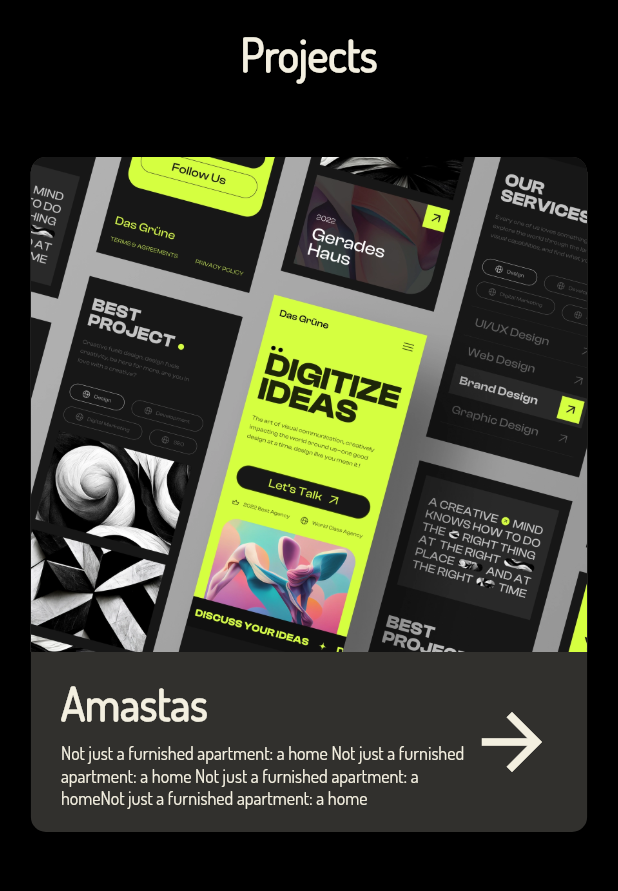
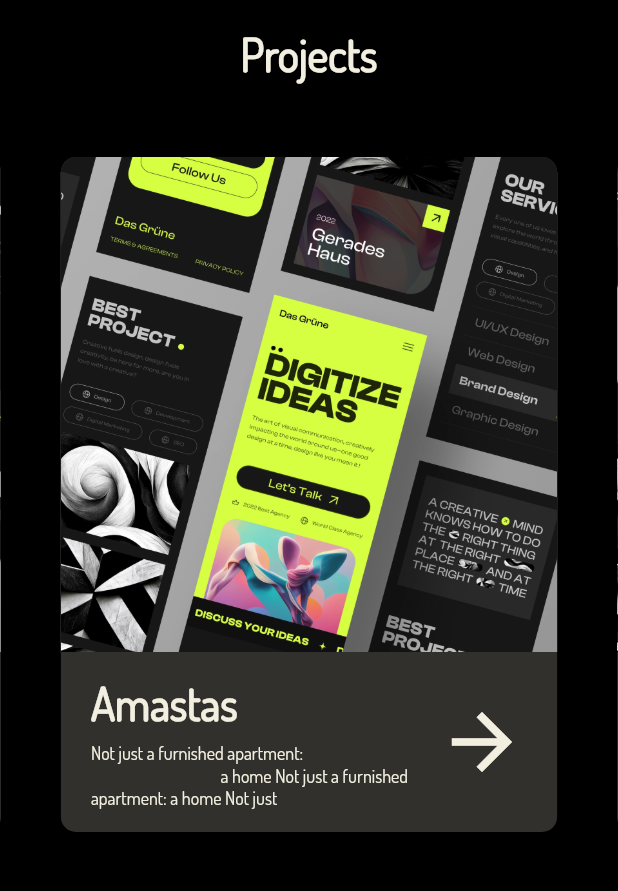
Before and after one commit to mahmoud-eslami/my-portfolio, a Flutter app: the ProjectsSection widget shown alone on an empty page, opened directly, on a phone screen of 412 x 824 dp, the part 110-1001 px from its top. Run offline on Flutter 3.47's test engine with Material 2 defaults, Android fonts, the phone set to English and light mode, and no system bars; drawn by our look-alikes of carousel_slider; our stand-ins replace bloc, equatable.

Commit message:
feat: add carousel to project section

```diff
--- a/lib/features/home/ui/widgets/projects_section.dart
+++ b/lib/features/home/ui/widgets/projects_section.dart
@@ -1,3 +1,4 @@
+import 'package:carousel_slider/carousel_slider.dart';
 import 'package:flutter/material.dart';
 import 'package:flutter_portfolio/core/utils/assets_path_generator.dart';
 
@@ -15,10 +16,11 @@ class ProjectsSection extends StatelessWidget {
       fontSize: Constants.mobileTitleSize,
       color: Constants.creamColor,
     );
+    bool isMobile = SizeChecker.isMobile(context);
+    bool isTablet = size.width > 600 && size.width < 900;
 
     var outerBoxSize = 730.0;
     const spacer = 50.0;
-    print(assetsPathGenerator("images/abs_logo.png"));
     return SizedBox(
       height: outerBoxSize,
       child: Stack(
@@ -39,11 +41,29 @@ class ProjectsSection extends StatelessWidget {
                     style: style,
                   ),
                   const SizedBox(height: spacer),
-                  ProjectItem(
+                  CarouselSlider(
+                    options: CarouselOptions(
+                      height: 450.0,
+                      disableCenter: true,
+                      clipBehavior: Clip.antiAliasWithSaveLayer,
+                      autoPlay: true,
+                      viewportFraction: isMobile
+                          ? .9
+                          : isTablet
+                              ? .7
+                              : .5,
+                    ),
+                    items: [1, 2, 3, 4, 5].map((i) {
+                      return Flexible(
+                        child: ProjectItem(
                           imagePath: assetsPathGenerator("images/project1.png"),
                           title: "Amastas",
-                    description:
-                        "Not just a furnished apartment: a home Not just a furnished apartment: a home Not just a furnished apartment: a homeNot just a furnished apartment: a home",
+                          description: """Not just a furnished apartment:
+                                    a home Not just a furnished apartment: a home Not just
+                                    a furnished apartment: a homeNot just a furnished apartment: a home""",
+                        ),
+                      );
+                    }).toList(),
                   ),
                 ],
               ),
@@ -103,6 +123,8 @@ class _ProjectItemState extends State<ProjectItem> {
         isHover = false;
         setState(() {});
       },
+      child: Padding(
+        padding: const EdgeInsets.symmetric(horizontal: 20),
         child: Container(
           width: isMobile ? size.width * .9 : 450,
           height: 450,
@@ -171,8 +193,9 @@ class _ProjectItemState extends State<ProjectItem> {
                     ),
                     Icon(
                       Icons.arrow_forward,
-                    color:
-                        isHover ? Constants.orangeColor : Constants.creamColor,
+                      color: isHover
+                          ? Constants.orangeColor
+                          : Constants.creamColor,
                       size: 60,
                     )
                   ],
@@ -185,6 +208,7 @@ class _ProjectItemState extends State<ProjectItem> {
             ],
           ),
         ),
+      ),
     );
   }
 }
--- a/pubspec.yaml
+++ b/pubspec.yaml
@@ -39,6 +39,7 @@ dependencies:
   equatable: ^2.0.5
   flutter_svg: ^1.1.6
   url_launcher: ^6.1.8
+  carousel_slider: ^4.2.1
 
 dev_dependencies:
   flutter_test:
```
Also changed, not shown: pubspec.lock. Lines whose indentation alone changed are shown as unchanged.
